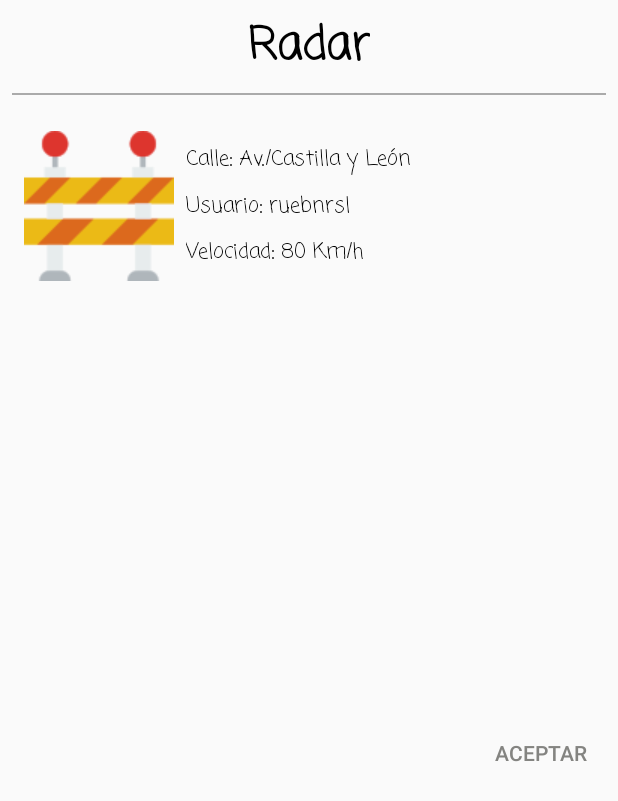
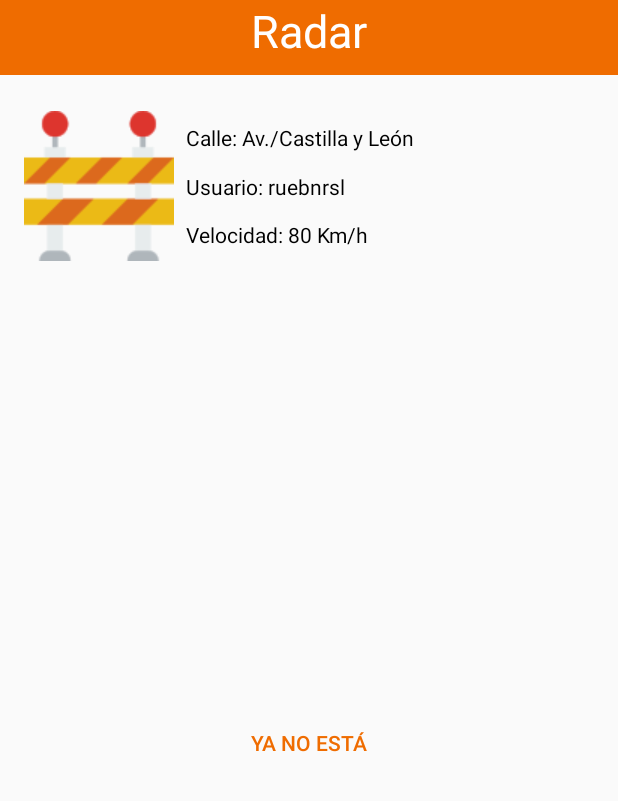
Before and after one commit to davidmsl1997/Radareseincidencias, an Android app: the layout cuadro_dialogo_incidencias.xml on its own in the app's theme, with its tools: preview values and no code run, on a phone screen of 412 x 824 dp. Shown: the top 801 px of the screen. Run offline under Robolectric (Android 15) with nearby library versions, the phone set to English and light mode, and no system bars.

Commit message:
Cambios cuadro de dialogo

```diff
--- a/app/src/main/res/drawable/background_dialog.xml
+++ b/app/src/main/res/drawable/background_dialog.xml
@@ -7,8 +7,7 @@
     android:insetBottom="16dp">
 
     <shape android:shape="rectangle">
-        <corners android:radius="10dp" />
-        <solid android:color="@color/mainActivityBackgroundColor" />
-        <stroke android:width="5dp" android:color="@android:color/black" />
+        <corners android:radius="40px" />
+        <solid android:color="@color/white" />
     </shape>
 </inset>
--- a/app/src/main/res/layout/activity_perfil.xml
+++ b/app/src/main/res/layout/activity_perfil.xml
@@ -4,6 +4,7 @@
     xmlns:tools="http://schemas.android.com/tools"
     android:layout_width="match_parent"
     android:layout_height="match_parent"
+    android:background="#ef6c00"
     tools:context=".Controladores.PerfilActivity">
 
     <android.support.v7.widget.Toolbar xmlns:android="http://schemas.android.com/apk/res/android"
--- a/app/src/main/res/layout/cuadro_dialogo_incidencias.xml
+++ b/app/src/main/res/layout/cuadro_dialogo_incidencias.xml
@@ -8,23 +8,24 @@
 
     <TextView
         android:id="@+id/dialogoTitle"
-        android:layout_width="wrap_content"
-        android:layout_height="wrap_content"
-        android:layout_marginStart="8dp"
-        android:layout_marginLeft="8dp"
-        android:layout_marginTop="8dp"
-        android:layout_marginEnd="8dp"
+        android:layout_width="match_parent"
+        android:layout_height="50dp"
+        android:layout_marginStart="0dp"
+        android:layout_marginLeft="0dp"
+        android:layout_marginTop="0dp"
+        android:layout_marginEnd="0dp"
         android:layout_marginRight="8dp"
+        android:background="#ef6c00"
+        android:gravity="center_horizontal"
         android:text="Radar"
-        android:textColor="@android:color/black"
+        android:textAlignment="center"
+        android:textColor="@android:color/white"
         android:textSize="30sp"
-        android:textStyle="bold"
-        app:fontFamily="casual"
         app:layout_constraintEnd_toEndOf="parent"
         app:layout_constraintStart_toStartOf="parent"
         app:layout_constraintTop_toTopOf="parent" />
 
-    <View
+    <!--View
         android:id="@+id/view6"
         android:layout_width="match_parent"
         android:layout_height="1dp"
@@ -36,7 +37,7 @@
         android:background="@android:color/darker_gray"
         app:layout_constraintEnd_toEndOf="parent"
         app:layout_constraintStart_toStartOf="parent"
-        app:layout_constraintTop_toBottomOf="@+id/dialogoTitle" />
+        app:layout_constraintTop_toBottomOf="@+id/dialogoTitle" /-->
 
     <ImageView
         android:id="@+id/imageDialogo"
@@ -46,7 +47,7 @@
         android:layout_marginLeft="16dp"
         android:layout_marginTop="24dp"
         app:layout_constraintStart_toStartOf="parent"
-        app:layout_constraintTop_toBottomOf="@+id/view6"
+        app:layout_constraintTop_toBottomOf="@+id/dialogoTitle"
         app:srcCompat="@drawable/calle_cortada_original" />
 
     <TextView
@@ -60,7 +61,6 @@
         android:layout_marginRight="8dp"
         android:text="Calle: Av./Castilla y León"
         android:textColor="@android:color/background_dark"
-        app:fontFamily="casual"
         app:layout_constraintEnd_toEndOf="parent"
         app:layout_constraintStart_toEndOf="@+id/imageDialogo"
         app:layout_constraintTop_toTopOf="@+id/imageDialogo" />
@@ -77,7 +77,6 @@
         android:layout_marginBottom="8dp"
         android:text="Usuario: ruebnrsl"
         android:textColor="@android:color/background_dark"
-        app:fontFamily="casual"
         app:layout_constraintBottom_toTopOf="@+id/dialogoInfo"
         app:layout_constraintEnd_toEndOf="parent"
         app:layout_constraintStart_toEndOf="@+id/imageDialogo"
@@ -94,7 +93,6 @@
         android:layout_marginBottom="8dp"
         android:text="Velocidad: 80 Km/h"
         android:textColor="@android:color/background_dark"
-        app:fontFamily="casual"
         app:layout_constraintBottom_toBottomOf="@+id/imageDialogo"
         app:layout_constraintEnd_toEndOf="parent"
         app:layout_constraintStart_toEndOf="@+id/imageDialogo" />
@@ -105,12 +103,12 @@
         android:layout_width="wrap_content"
         android:layout_height="wrap_content"
         android:layout_marginTop="8dp"
-        android:layout_marginEnd="8dp"
-        android:layout_marginRight="8dp"
         android:layout_marginBottom="8dp"
-        android:text="@string/boton_aceptar"
+        android:text="Ya no está"
+        android:textColor="#ef6c00"
         app:layout_constraintBottom_toBottomOf="parent"
         app:layout_constraintEnd_toEndOf="parent"
+        app:layout_constraintStart_toStartOf="parent"
         app:layout_constraintTop_toBottomOf="@+id/dialogoInfo" />
 
 </android.support.constraint.ConstraintLayout>
```
